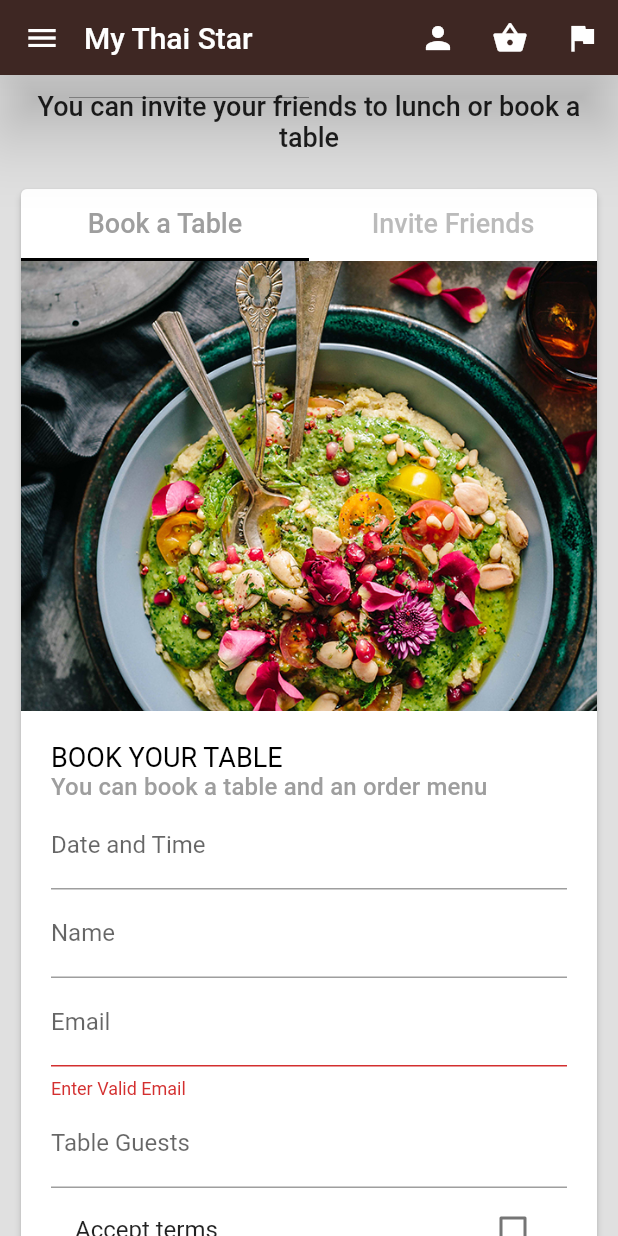
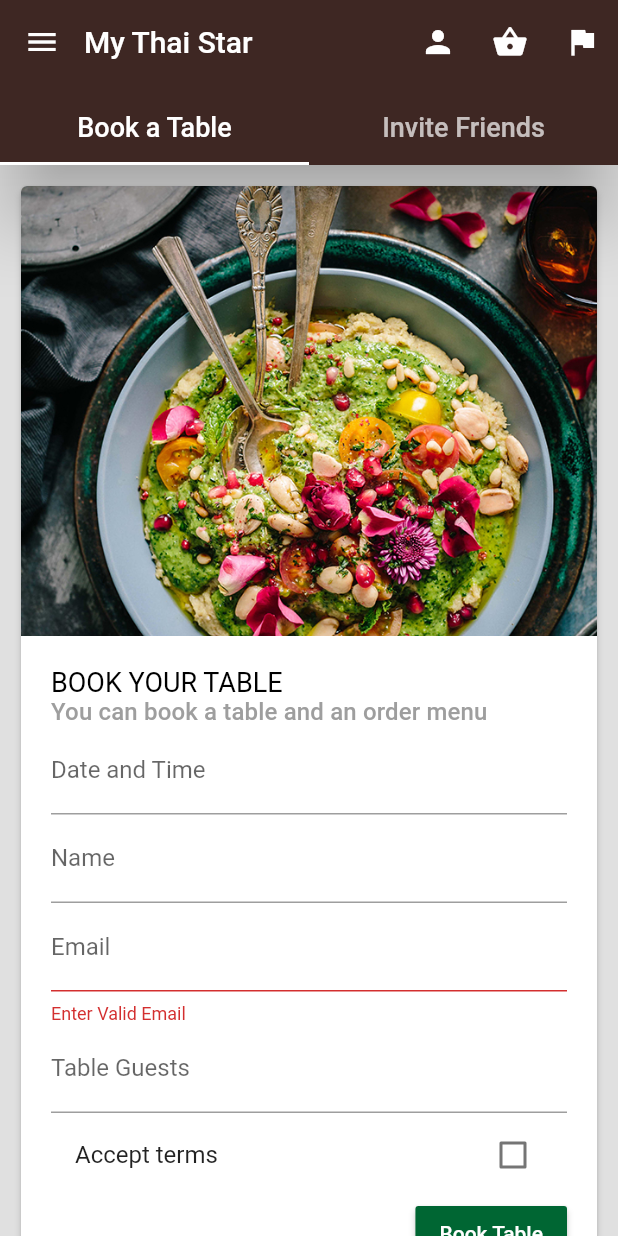
Before and after one commit to devonfw-forge/devonfw4flutter-mts-app, a Flutter app: the Booking screen opened by its route, on a phone screen of 412 x 824 dp. Run offline on Flutter 3.47's test engine with Material 2 defaults, Android fonts, the phone set to English and light mode, and no system bars; drawn by our look-alikes of datetime_picker_formfield.

Commit message:
Alt Booking is now Main

```diff
--- a/lib/router.dart
+++ b/lib/router.dart
@@ -1,5 +1,4 @@
 import 'package:flutter/material.dart';
-import 'package:my_thai_star_flutter/ui/pages/booking/alt_tab_card.dart';
 import 'package:my_thai_star_flutter/ui/pages/booking/booking.dart';
 import 'package:my_thai_star_flutter/ui/pages/home/home.dart';
 
@@ -11,6 +10,6 @@ class Router {
   static Map<String, WidgetBuilder> routeMap = {
     home: (context) => Home(),
     booking: (context) => Booking(),
-    menu: (context) => AltTabCard(),
+    //menu: (context) => AltTabCard(),
   };
 }
--- a/lib/ui/pages/booking/alt_tab_card.dart
+++ /dev/null
@@ -1,67 +0,0 @@
-import 'package:flutter/material.dart';
-import 'package:my_thai_star_flutter/ui/pages/booking/booking_tab.dart';
-import 'package:my_thai_star_flutter/ui/shared_widgets/app_drawer.dart';
-import 'package:my_thai_star_flutter/ui/shared_widgets/custom_app_bar.dart';
-import 'package:my_thai_star_flutter/ui/ui_helper.dart';
-
-import 'invite_tab.dart';
-
-class AltTabCard extends StatelessWidget {
-  AltTabCard({Key key}) : super(key: key);
-
-  final List<Tab> tabs = <Tab>[
-    Tab(text: 'Book a Table'),
-    Tab(text: 'Invite Friends'),
-  ];
-
-  @override
-  Widget build(BuildContext context) {
-    return DefaultTabController(
-      length: tabs.length,
-      child: Scaffold(
-          appBar: CustomAppBar(
-            height: 110,
-            bottom: TabBar(
-              tabs: tabs,
-              indicatorColor: Colors.white,
-              labelColor: Colors.white,
-              labelStyle: Theme.of(context).textTheme.title,
-            ),
-          ),
-          backgroundColor: Theme.of(context).backgroundColor,
-          drawer: AppDrawer(),
-          body: TabBarView(
-            children: <Widget>[
-              SingleChildScrollView(
-                child: Column(
-                  children: <Widget>[
-                    Padding(
-                      padding: const EdgeInsets.all(UiHelper.standart_padding),
-                      child: Card(
-                        clipBehavior: Clip.antiAlias,
-                        elevation: UiHelper.elevation,
-                        child: BookingTab(),
-                      ),
-                    ),
-                  ],
-                ),
-              ),
-              SingleChildScrollView(
-                child: Column(
-                  children: <Widget>[
-                    Padding(
-                      padding: const EdgeInsets.all(UiHelper.standart_padding),
-                      child: Card(
-                        clipBehavior: Clip.antiAlias,
-                        elevation: UiHelper.elevation,
-                        child: InviteTab(),
-                      ),
-                    ),
-                  ],
-                ),
-              ),
-            ],
-          )),
-    );
-  }
-}
--- a/lib/ui/pages/booking/booking.dart
+++ b/lib/ui/pages/booking/booking.dart
@@ -1,36 +1,67 @@
 import 'package:flutter/material.dart';
-import 'package:my_thai_star_flutter/ui/pages/booking/tab_card.dart';
+import 'package:my_thai_star_flutter/ui/pages/booking/booking_tab.dart';
 import 'package:my_thai_star_flutter/ui/shared_widgets/app_drawer.dart';
 import 'package:my_thai_star_flutter/ui/shared_widgets/custom_app_bar.dart';
 import 'package:my_thai_star_flutter/ui/ui_helper.dart';
 
-///Gives the option to book a table and invite friends to
-///a booked reservation
-///
-///Holds Headline and the [TabCard]
+import 'invite_tab.dart';
+
 class Booking extends StatelessWidget {
-  const Booking({Key key}) : super(key: key);
+  Booking({Key key}) : super(key: key);
+
+  final List<Tab> tabs = <Tab>[
+    Tab(text: 'Book a Table'),
+    Tab(text: 'Invite Friends'),
+  ];
 
   @override
   Widget build(BuildContext context) {
-    return Scaffold(
-        appBar: CustomAppBar(),
+    return DefaultTabController(
+      length: tabs.length,
+      child: Scaffold(
+          appBar: CustomAppBar(
+            height: 110,
+            bottom: TabBar(
+              tabs: tabs,
+              indicatorColor: Colors.white,
+              labelColor: Colors.white,
+              labelStyle: Theme.of(context).textTheme.title,
+            ),
+          ),
           backgroundColor: Theme.of(context).backgroundColor,
           drawer: AppDrawer(),
-        body: SingleChildScrollView(
+          body: TabBarView(
+            children: <Widget>[
+              SingleChildScrollView(
                 child: Column(
                   children: <Widget>[
                     Padding(
                       padding: const EdgeInsets.all(UiHelper.standart_padding),
-                child: Text(
-                  "You can invite your friends to lunch or book a table",
-                  style: Theme.of(context).textTheme.title,
-                  textAlign: TextAlign.center,
+                      child: Card(
+                        clipBehavior: Clip.antiAlias,
+                        elevation: UiHelper.elevation,
+                        child: BookingTab(),
                       ),
                     ),
-              TabCard(),
                   ],
                 ),
-        ));
+              ),
+              SingleChildScrollView(
+                child: Column(
+                  children: <Widget>[
+                    Padding(
+                      padding: const EdgeInsets.all(UiHelper.standart_padding),
+                      child: Card(
+                        clipBehavior: Clip.antiAlias,
+                        elevation: UiHelper.elevation,
+                        child: InviteTab(),
+                      ),
+                    ),
+                  ],
+                ),
+              ),
+            ],
+          )),
+    );
   }
 }
--- a/lib/ui/pages/booking/tab_card.dart
+++ /dev/null
@@ -1,77 +0,0 @@
-import 'package:flutter/material.dart';
-import 'package:my_thai_star_flutter/ui/pages/booking/booking_tab.dart';
-import 'package:my_thai_star_flutter/ui/ui_helper.dart';
-
-import 'invite_tab.dart';
-
-///[Card] with a [TabBar] that enables the switch between the [BookingForm] &
-///the [InviteForm].
-///
-///Flutter does not have an optimal way to handle [Column]s inside a
-///[SingleChildScrollView]. This is because calculating the height of
-///child widgets during the rendering of a parent is very work intensive.
-///Because of this, it was decided to limit the height of the Forms to
-///a fixed value [_TabCardState.maxHeight]. This takes away from the
-///Responsiveness but massively boosts performance.
-class TabCard extends StatefulWidget {
-  const TabCard({Key key}) : super(key: key);
-
-  @override
-  _TabCardState createState() => _TabCardState();
-}
-
-class _TabCardState extends State<TabCard> with SingleTickerProviderStateMixin {
-  static const double padding = 10;
-  static const double maxHeight = 890;
-
-  final List<Tab> tabs = <Tab>[
-    Tab(text: 'Book a Table'),
-    Tab(text: 'Invite Friends'),
-  ];
-
-  TabController _tabController;
-
-  @override
-  void initState() {
-    super.initState();
-    _tabController = TabController(vsync: this, length: tabs.length);
-  }
-
-  @override
-  Widget build(BuildContext context) {
-    return Padding(
-      padding: const EdgeInsets.all(padding),
-      child: Card(
-        elevation: UiHelper.elevation,
-        child: Column(
-          children: <Widget>[
-            TabBar(
-              tabs: tabs,
-              controller: _tabController,
-              indicatorColor: Colors.black,
-              labelColor: Colors.grey,
-              labelStyle: Theme.of(context).textTheme.title,
-            ),
-            LimitedBox(
-              //This is where we limit the Form height
-              maxHeight: maxHeight,
-              child: TabBarView(
-                controller: _tabController,
-                children: <Widget>[
-                  BookingTab(),
-                  InviteTab(),
-                ],
-              ),
-            )
-          ],
-        ),
-      ),
-    );
-  }
-
-  @override
-  void dispose() {
-    _tabController.dispose();
-    super.dispose();
-  }
-}
```
Lines whose indentation alone changed are shown as unchanged.
